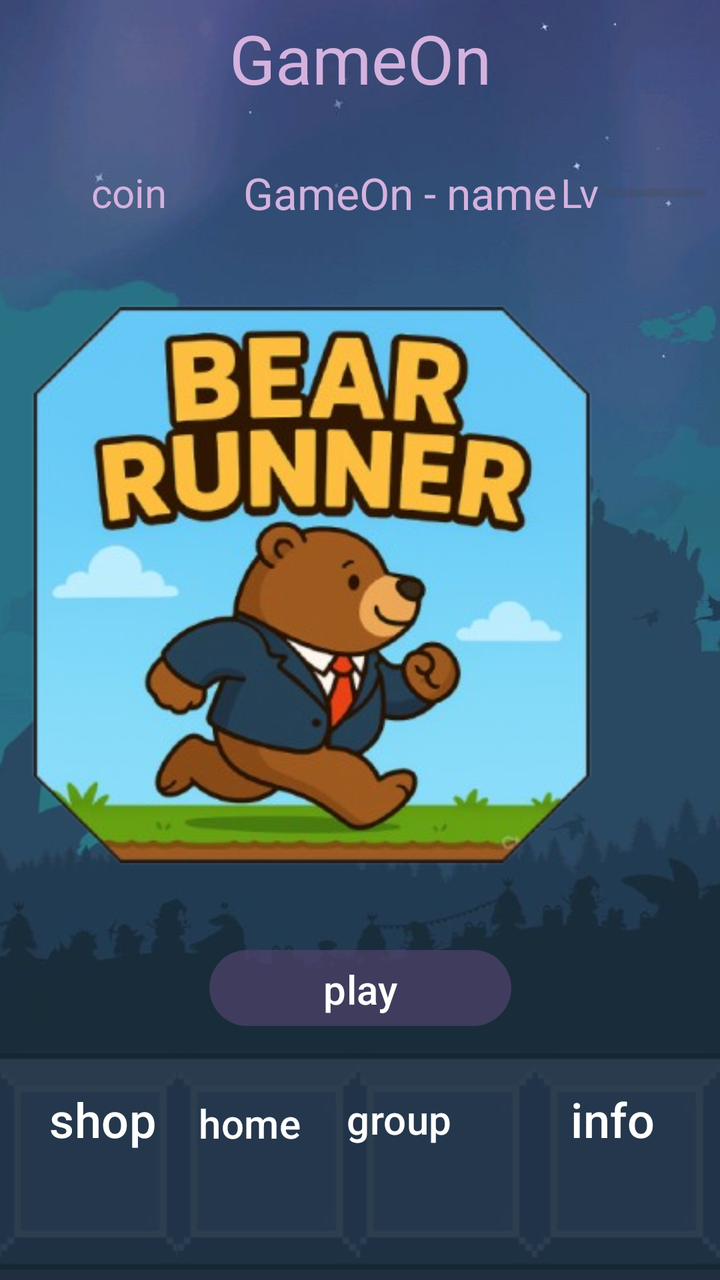
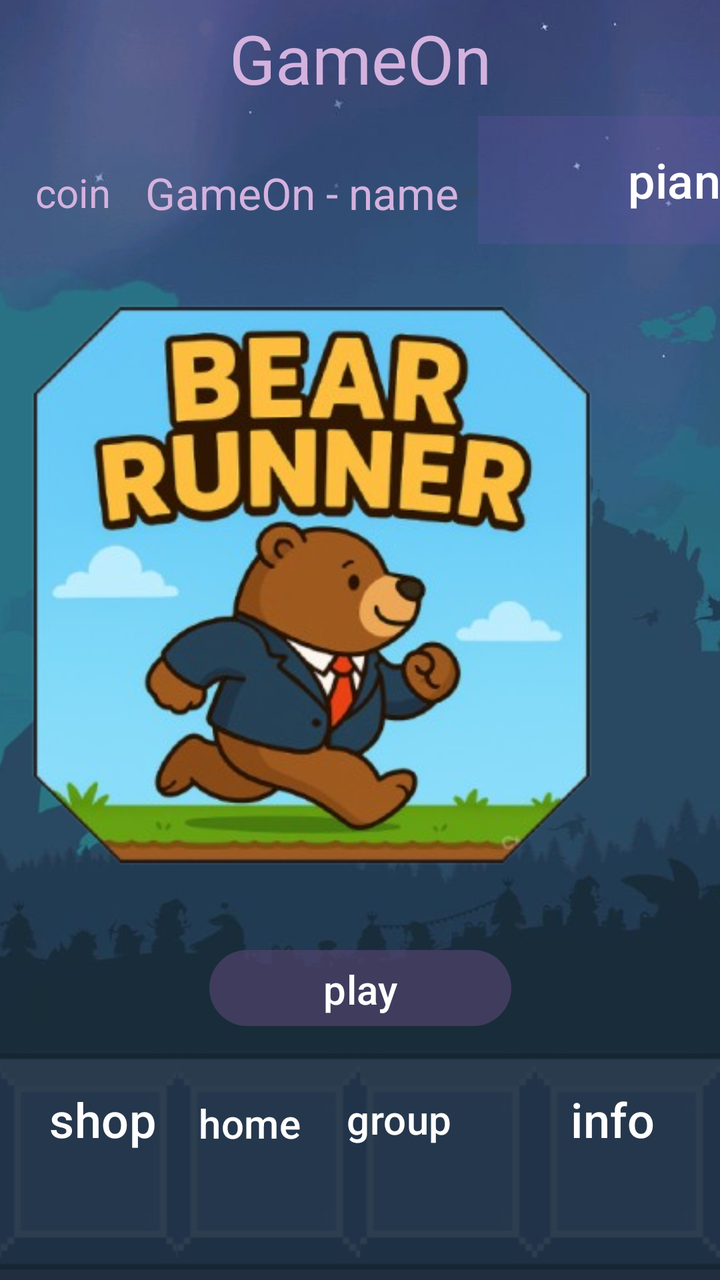

Screens rendered from an Android XML layout before and after an edit, with the pre-edit source and the edit as a unified diff.
<!-- AndroidManifest.xml: application theme Theme.GamesPlatform -->
<!-- res/layout/activity_main.xml -->
<?xml version="1.0" encoding="utf-8"?>
<androidx.constraintlayout.widget.ConstraintLayout xmlns:android="http://schemas.android.com/apk/res/android"
    xmlns:app="http://schemas.android.com/apk/res-auto"
    xmlns:tools="http://schemas.android.com/tools"
    android:id="@+id/main"
    android:layout_width="match_parent"
    android:layout_height="match_parent"
    android:background="@drawable/background1_1"
    tools:context=".screens.MainActivity">

    <Button
        android:id="@+id/btn_main_group"
        android:layout_width="107dp"
        android:layout_height="153dp"
        android:layout_marginBottom="4dp"
        android:backgroundTint="#00FFFFFF"
        android:text="group"
        android:textSize="20sp"
        app:layout_constraintBottom_toBottomOf="parent"
        app:layout_constraintEnd_toStartOf="@+id/btn_main_info" />

    <Button
        android:id="@+id/btn_main_home"
        android:layout_width="102dp"
        android:layout_height="157dp"
        android:backgroundTint="#00FFFFFF"
        android:text="home"
        android:textSize="20sp"
        app:layout_constraintBottom_toBottomOf="parent"
        app:layout_constraintEnd_toStartOf="@+id/btn_main_group"
        app:layout_constraintStart_toEndOf="@+id/btn_main_shop" />

    <Button
        android:id="@+id/btn_main_info"
        android:layout_width="107dp"
        android:layout_height="153dp"
        android:layout_marginBottom="4dp"
        android:backgroundTint="#00FFFFFF"
        android:text="info"
        android:textSize="24sp"
        app:layout_constraintBottom_toBottomOf="parent"
        app:layout_constraintEnd_toEndOf="parent"
        app:layout_constraintHorizontal_bias="1.0"
         app:layout_constraintStart_toStartOf="parent" />

    <Button
        android:id="@+id/btn_main_shop"
        android:layout_width="103dp"
        android:layout_height="153dp"
        android:layout_marginBottom="4dp"
        android:backgroundTint="#00FFFFFF"
        android:text="shop"
        android:textSize="24sp"
        app:layout_constraintBottom_toBottomOf="parent"
        app:layout_constraintStart_toStartOf="parent" />

    <ImageView
        android:id="@+id/imageView3"
        android:layout_width="409dp"
        android:layout_height="481dp"
        app:layout_constraintBottom_toBottomOf="parent"
        app:layout_constraintEnd_toEndOf="parent"
        app:layout_constraintHorizontal_bias="1.0"
        app:layout_constraintStart_toStartOf="parent"
        app:layout_constraintTop_toTopOf="parent"
        app:layout_constraintVertical_bias="0.328"
        app:srcCompat="@drawable/bear_runner_logo" />

    <Button
        android:id="@+id/play_snake_button"
        android:layout_width="151dp"
        android:layout_height="46dp"
        android:backgroundTint="#6E51446E"
        android:text="play"
        android:textSize="20sp"
        app:layout_constraintBottom_toBottomOf="@+id/imageView3"
        app:layout_constraintEnd_toEndOf="parent"
        app:layout_constraintStart_toStartOf="parent"
        app:layout_constraintTop_toTopOf="@+id/imageView3"
        app:layout_constraintVertical_bias="0.963" />

    <Button
        android:id="@+id/play_button"
        android:layout_width="210dp"
        android:layout_height="64dp"
        android:background="#49000000"
        android:backgroundTint="#0D0C0C"
        android:text="play"
        android:textSize="24sp"
        app:layout_constraintBottom_toTopOf="@+id/btn_main_home"
        app:layout_constraintEnd_toEndOf="parent"
        app:layout_constraintHorizontal_bias="0.497"
        app:layout_constraintStart_toStartOf="parent"
        app:layout_constraintTop_toBottomOf="@+id/imageView3"
        app:layout_constraintVertical_bias="0.0" />

    <LinearLayout
        android:layout_width="match_parent"
        android:layout_height="match_parent"
        android:orientation="vertical">

        <TextView
            android:id="@+id/textView3"
            android:layout_width="386dp"
            android:layout_height="58dp"
            android:layout_gravity="center"
            android:gravity="center"
            android:text="GameOn"
            android:textColor="#D4B2DE"
            android:textSize="34sp"
            tools:ignore="MissingConstraints" />

        <LinearLayout
            android:layout_width="match_parent"
            android:layout_height="77dp"
            android:orientation="horizontal">

            <TextView
                android:id="@+id/textView9"
                android:layout_width="wrap_content"
                android:layout_height="wrap_content"
                android:layout_weight="1"
                android:text=" " />

            <TextView
                android:id="@+id/coins"
                android:layout_width="111dp"
                android:layout_height="40dp"
                android:layout_gravity="center"
                android:layout_weight="1"
                android:gravity="center"
                android:text="coin"
                android:textColor="#D4B2DE"
                android:textSize="20sp"/>

            <TextView
                android:id="@+id/tv_main_nick_name"
                android:layout_width="wrap_content"
                android:layout_height="41dp"
                android:layout_gravity="center"
                android:gravity="center"
                android:text="GameOn - name"
                android:textColor="#D4B2DE"
                android:textSize="22sp"
                tools:ignore="MissingConstraints" />

            <TextView
                android:id="@+id/tv_main_level"
                android:layout_width="wrap_content"
                android:layout_height="52dp"
                android:layout_gravity="center"
                android:layout_weight="1"
                android:gravity="center"
                android:text="Lv"
                android:textColor="#D4B2DE"
                android:textSize="20sp"/>

            <ProgressBar
                android:id="@+id/expProgressBar"
                style="@style/Widget.AppCompat.ProgressBar.Horizontal"
                android:layout_width="wrap_content"
                android:layout_height="65dp"
                android:layout_gravity="center"
                android:layout_weight="1"
                android:outlineAmbientShadowColor="#D4B2DE"
                android:outlineSpotShadowColor="#D4B2DE"
                android:progressTint="#D4B2DE" />

            <TextView
                android:id="@+id/textView8"
                android:layout_width="wrap_content"
                android:layout_height="wrap_content"
                android:layout_weight="1"
                android:text=" " />

        </LinearLayout>

    </LinearLayout>

    <Button
        android:id="@+id/btn_main_logout"
        android:layout_width="71dp"
        android:layout_height="57dp"
        android:layout_marginTop="32dp"
        android:layout_marginBottom="56dp"
        android:backgroundTint="#3A4059"
        android:text="logout"
        android:visibility="gone"
        app:layout_constraintBottom_toTopOf="@+id/imageView3"
        app:layout_constraintEnd_toEndOf="parent"
        app:layout_constraintHorizontal_bias="0.035"
        app:layout_constraintStart_toStartOf="parent"
        app:layout_constraintTop_toTopOf="parent"
        app:layout_constraintVertical_bias="0.0"
        tools:visibility="gone" />

</androidx.constraintlayout.widget.ConstraintLayout>
<!-- resources referenced by this layout -->
<resources>
  <!-- drawable background1_1: png bitmap (drawable, 386103 bytes) -->
  <!-- drawable bear_runner_logo: png bitmap (drawable, 190487 bytes) -->
  <style name="Theme.GamesPlatform" parent="Base.Theme.GamesPlatform" />
  <style name="Base.Theme.GamesPlatform" parent="Theme.Material3.DayNight.NoActionBar">
          
          
      </style>
</resources>

<!-- the commit's change to res/layout/activity_main.xml (unified diff, before → after) -->
@@ -97,7 +97,9 @@
     <LinearLayout
         android:layout_width="match_parent"
         android:layout_height="match_parent"
-        android:orientation="vertical">
+        android:orientation="vertical"
+        tools:layout_editor_absoluteX="0dp"
+        tools:layout_editor_absoluteY="0dp">
 
         <TextView
             android:id="@+id/textView3"
@@ -131,7 +133,7 @@
                 android:gravity="center"
                 android:text="coin"
                 android:textColor="#D4B2DE"
-                android:textSize="20sp"/>
+                android:textSize="20sp" />
 
             <TextView
                 android:id="@+id/tv_main_nick_name"
@@ -153,7 +155,7 @@
                 android:gravity="center"
                 android:text="Lv"
                 android:textColor="#D4B2DE"
-                android:textSize="20sp"/>
+                android:textSize="20sp" />
 
             <ProgressBar
                 android:id="@+id/expProgressBar"
@@ -172,6 +174,15 @@
                 android:layout_height="wrap_content"
                 android:layout_weight="1"
                 android:text=" " />
+
+            <Button
+                android:id="@+id/play_piano_button"
+                android:layout_width="210dp"
+                android:layout_height="64dp"
+                android:background="#49000000"
+                android:backgroundTint="#0D0C0C"
+                android:text="piano"
+                android:textSize="24sp" />
 
         </LinearLayout>
 
